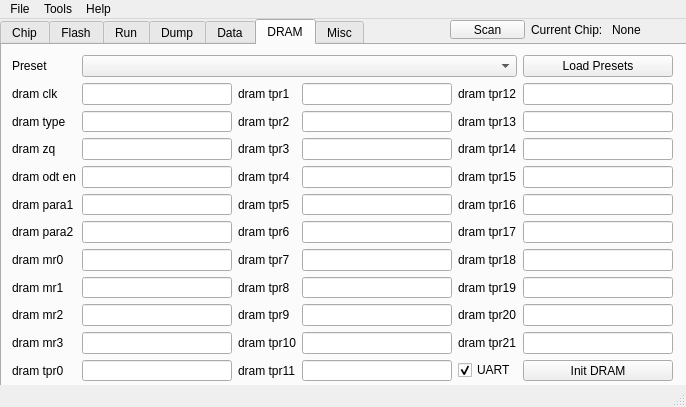
This is src/mainwindow.ui in YuzukiTsuru/YFEL as Qt 5 draws it before an edit. The edited form follows.
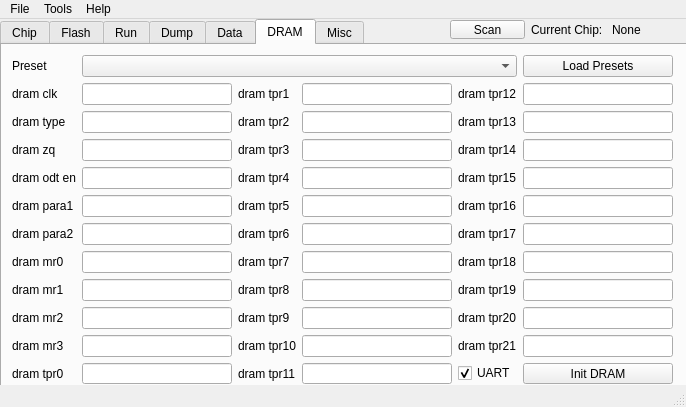
This is the edited form. The open tabs and pages were chosen to show the change.

What changed in the file:
```diff
--- a/src/mainwindow.ui
+++ b/src/mainwindow.ui
@@ -1017,7 +1017,7 @@
         <x>10</x>
         <y>10</y>
         <width>661</width>
-        <height>326</height>
+        <height>329</height>
        </rect>
       </property>
       <layout class="QGridLayout" name="gridLayout_3">
```
Left out of the diff: 462 changed lines with no effect on the pictures.
